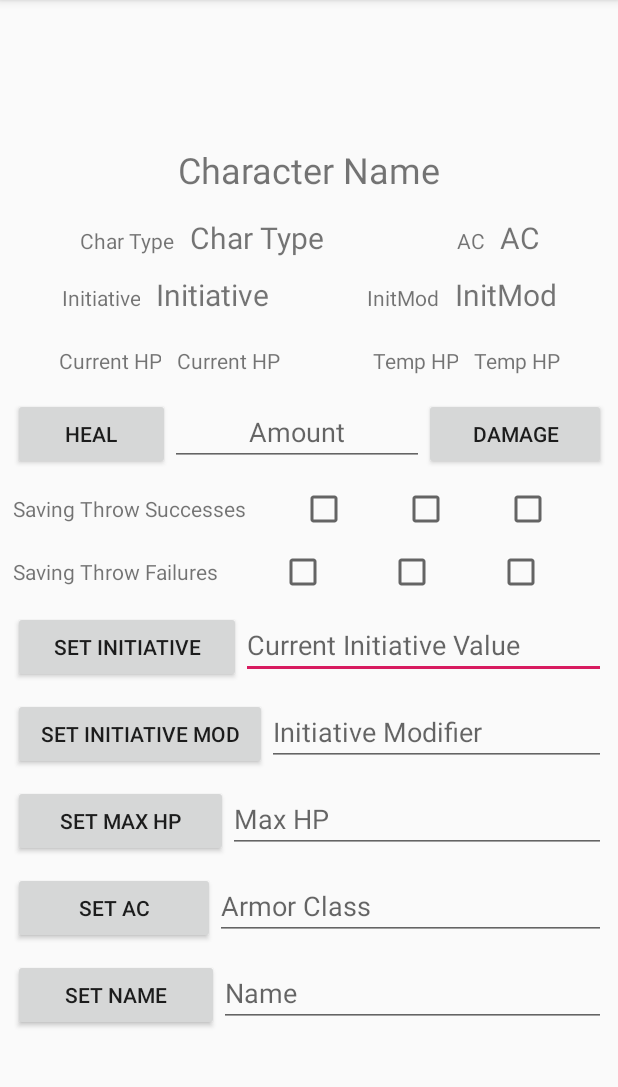
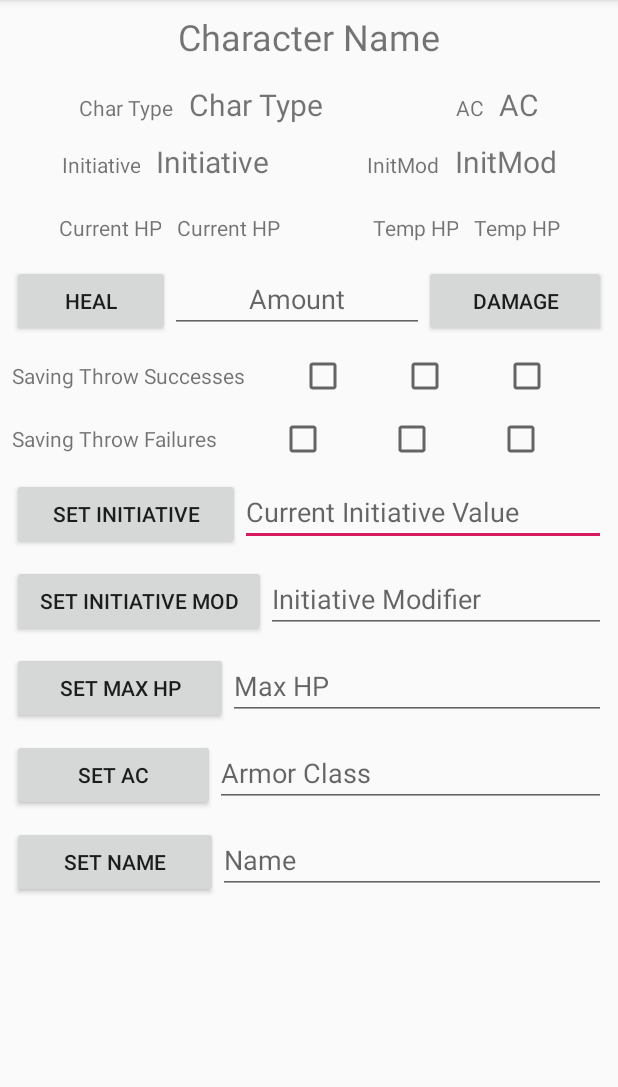
Before and after one commit to ngraham20/DnD-CombatTracker, an Android app: the CharacterActivity screen opened directly, with no data from a screen before it, on a phone screen of 412 x 824 dp, the part 84-1171 px from its top. Run offline under Robolectric (Android 15) with nearby library versions, the phone set to English and light mode, and no system bars; 7 statements that could not run were skipped.

Commit message:
more layouts pretty

```diff
--- a/DnDCombatTracker/app/src/main/java/com/example/dndcombattracker/CharacterListFragment.java
+++ b/DnDCombatTracker/app/src/main/java/com/example/dndcombattracker/CharacterListFragment.java
@@ -68,7 +68,7 @@ public class CharacterListFragment extends Fragment {
     public void onCreate(@Nullable Bundle savedInstanceState) {
         super.onCreate(savedInstanceState);
 
-        //mCharacters = initDefaultCharacters();
+        mCharacters = initDefaultCharacters();
     }
 
     private ArrayList<Character> initDefaultCharacters()
--- a/DnDCombatTracker/app/src/main/res/layout/activity_character.xml
+++ b/DnDCombatTracker/app/src/main/res/layout/activity_character.xml
@@ -12,22 +12,19 @@
         app:layout_constraintBottom_toBottomOf="parent"
         app:layout_constraintLeft_toLeftOf="parent"
         app:layout_constraintRight_toRightOf="parent"
-        android:layout_width="395dp"
-        android:layout_height="715dp"
-        tools:layout_editor_absoluteX="8dp"
-        tools:layout_editor_absoluteY="8dp">
+        android:layout_width="0dp"
+        android:layout_height="0dp">
 
         <LinearLayout
             android:id="@+id/overall"
             android:layout_width="match_parent"
-            android:layout_height="wrap_content"
+            android:layout_height="match_parent"
             android:orientation="vertical">
 
             <LinearLayout
                 android:id="@+id/nameLayout"
                 android:layout_width="match_parent"
                 android:layout_height="match_parent"
-                android:layout_marginTop="70dp"
                 android:orientation="horizontal">
 
                 <TextView
```
